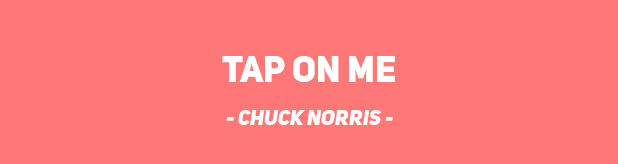
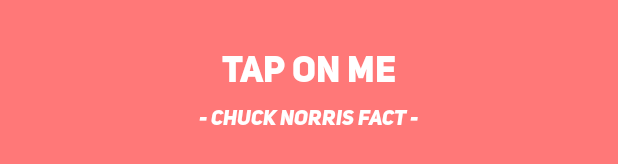
Before and after one commit to pepivsky/ChuckNorrisPhrasesMVVMExample, an Android app: the layout activity_main.xml on its own in the app's theme, with its tools: preview values and no code run, on a phone screen of 412 x 824 dp. Shown: the part 549-713 px from the top of the screen. Run offline under Robolectric (Android 15) with nearby library versions, the phone set to English and light mode, and no system bars.

Commit message:
Fix: extracted string literal to resources

```diff
--- a/app/src/main/res/layout/activity_main.xml
+++ b/app/src/main/res/layout/activity_main.xml
@@ -9,7 +9,7 @@
     android:id="@+id/container"
     android:clickable="true"
     app:cardCornerRadius="0dp"
-    >
+    android:focusable="true">
 
     <androidx.constraintlayout.widget.ConstraintLayout
         android:layout_width="match_parent"
@@ -22,12 +22,13 @@
             android:layout_width="wrap_content"
             android:layout_height="wrap_content"
             android:layout_marginTop="32dp"
-            android:text="tap screen anywhere"
+            android:text="@string/tvTapScreen"
             android:textAllCaps="false"
             android:focusable="false"
             android:fontFamily="@font/heavy_italic"
             android:textColor="@color/white"
             android:clickable="false"
+            android:contentDescription="@null"
 
             app:layout_constraintEnd_toEndOf="parent"
             app:layout_constraintStart_toStartOf="parent"
@@ -37,7 +38,7 @@
             android:id="@+id/tvPhrase"
             android:layout_width="wrap_content"
             android:layout_height="wrap_content"
-            android:text="Tap on me"
+            android:text="@string/tvPhrase"
             android:textColor="@color/white"
             android:textSize="24sp"
             android:fontFamily="@font/heavy"
@@ -90,26 +91,29 @@
             app:layout_constraintEnd_toEndOf="parent"
             app:layout_constraintStart_toStartOf="parent"
             app:layout_constraintTop_toTopOf="parent"
-            app:srcCompat="@drawable/ic_no_internet" />
+            app:srcCompat="@drawable/ic_no_internet"
+            android:contentDescription="@null" />
 
         <TextView
             android:id="@+id/textView2"
             android:layout_width="wrap_content"
             android:layout_height="wrap_content"
-            android:text="Connect to the internet"
+            android:text="@string/tvConnectInternet"
             android:fontFamily="@font/heavy_italic"
             android:textColor="@color/white"
             android:textSize="22sp"
             app:layout_constraintEnd_toEndOf="parent"
             app:layout_constraintStart_toStartOf="parent"
-            app:layout_constraintTop_toBottomOf="@+id/imageView3" />
+            app:layout_constraintTop_toBottomOf="@+id/imageView3"
+            android:contentDescription="@null"
+            />
 
         <TextView
             android:id="@+id/textView3"
             android:layout_width="wrap_content"
             android:layout_height="wrap_content"
             android:layout_marginTop="8dp"
-            android:text="You're offline. Check your connection."
+            android:text="@string/tvCheckYourConnection"
             android:fontFamily="@font/heavy_italic"
             android:textColor="@color/white"
             app:layout_constraintEnd_toEndOf="parent"
@@ -121,7 +125,7 @@
             android:layout_width="wrap_content"
             android:layout_height="wrap_content"
             android:layout_marginTop="8dp"
-            android:text="- Chuck Norris -"
+            android:text="@string/tvFact"
             android:fontFamily="@font/heavy_italic"
             android:textColor="@color/white"
             app:layout_constraintEnd_toEndOf="parent"
--- a/app/src/main/res/values/strings.xml
+++ b/app/src/main/res/values/strings.xml
@@ -1,3 +1,8 @@
 <resources>
     <string name="app_name">ChuckNorrisPhrases</string>
+    <string name="tvFact">- Chuck Norris Fact -</string>
+    <string name="tvPhrase">Tap on me</string>
+    <string name="tvConnectInternet">Connect to the internet</string>
+    <string name="tvCheckYourConnection">You\'re offline. Check your connection.</string>
+    <string name="tvTapScreen">tap screen anywhere</string>
 </resources>
```
